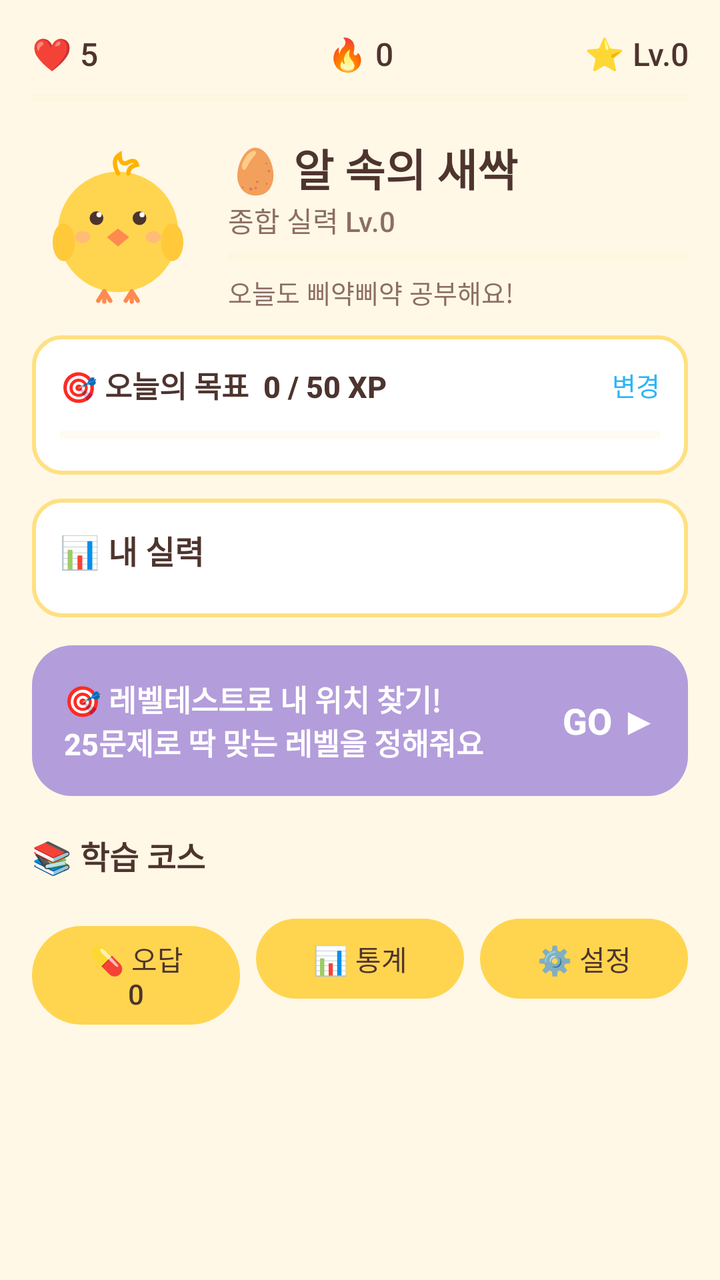
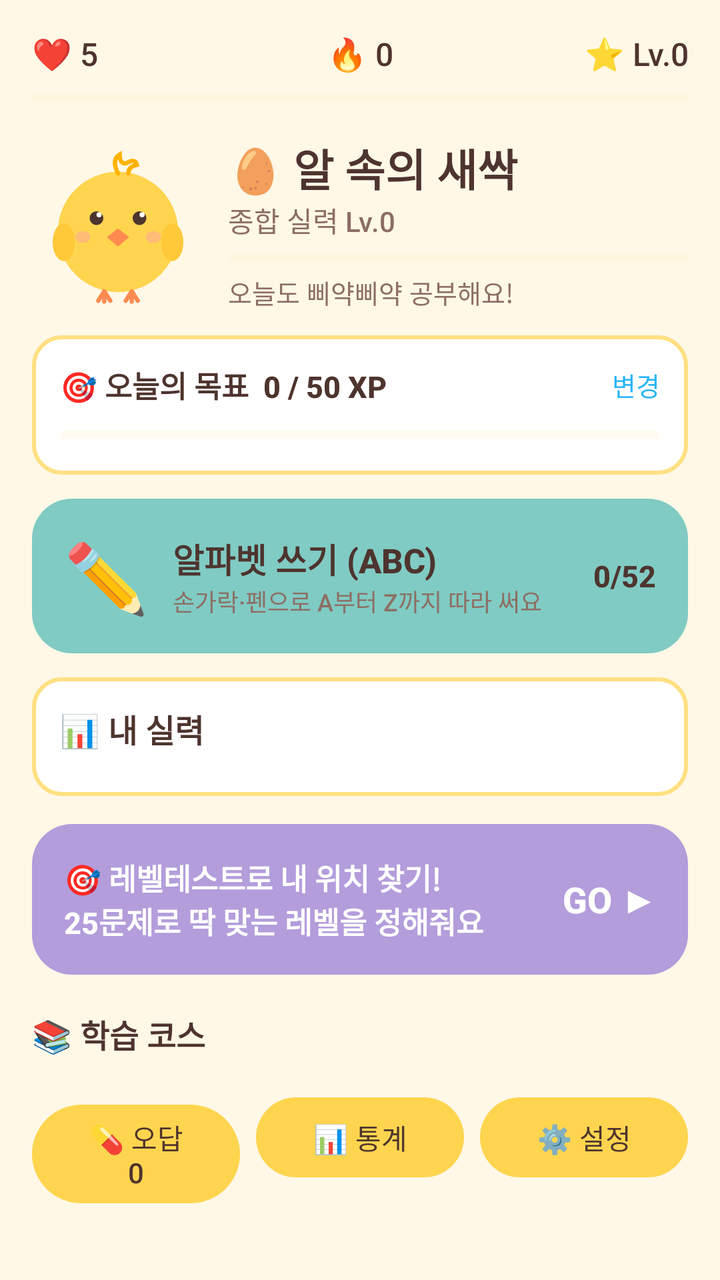

An Android layout rendered at two revisions. The XML below is the earlier revision; the diff shows what the commit changed to produce the second picture.
<!-- AndroidManifest.xml: application theme Theme.Piyak -->
<!-- res/layout/activity_main.xml -->
<?xml version="1.0" encoding="utf-8"?>
<ScrollView xmlns:android="http://schemas.android.com/apk/res/android"
    android:layout_width="match_parent" android:layout_height="match_parent"
    android:fillViewport="true">

    <LinearLayout
        android:layout_width="match_parent" android:layout_height="wrap_content"
        android:orientation="vertical" android:padding="16dp">

        
        <LinearLayout
            android:layout_width="match_parent" android:layout_height="wrap_content"
            android:orientation="horizontal" android:gravity="center_vertical">
            <TextView android:id="@+id/txtHearts" android:layout_width="0dp" android:layout_height="wrap_content"
                android:layout_weight="1" android:textSize="16sp" android:text="❤️ 5" />
            <TextView android:id="@+id/txtStreak" android:layout_width="0dp" android:layout_height="wrap_content"
                android:layout_weight="1" android:gravity="center" android:textSize="16sp" android:text="🔥 0" />
            <TextView android:id="@+id/txtLevel" android:layout_width="0dp" android:layout_height="wrap_content"
                android:layout_weight="1" android:gravity="end" android:textSize="16sp" android:text="⭐ Lv.0" />
        </LinearLayout>

        <ProgressBar android:id="@+id/xpBar" style="?android:attr/progressBarStyleHorizontal"
            android:layout_width="match_parent" android:layout_height="10dp"
            android:layout_marginTop="6dp" android:max="100"
            android:progressTint="@color/chick_yellow_deep" android:progressBackgroundTint="@color/cream_dark" />

        
        <LinearLayout
            android:layout_width="match_parent" android:layout_height="wrap_content"
            android:orientation="horizontal" android:gravity="center_vertical"
            android:layout_marginTop="14dp">
            <ImageView android:id="@+id/imgMascot" android:layout_width="86dp" android:layout_height="86dp"
                android:src="@drawable/chick_neutral" android:contentDescription="삐약이" />
            <LinearLayout android:layout_width="0dp" android:layout_height="wrap_content"
                android:layout_weight="1" android:orientation="vertical" android:layout_marginStart="12dp">
                <TextView android:id="@+id/txtRank" android:layout_width="wrap_content" android:layout_height="wrap_content"
                    android:text="🥚 알 속의 새싹" android:textSize="22sp" android:textStyle="bold" />
                <TextView android:id="@+id/txtOverall" android:layout_width="wrap_content" android:layout_height="wrap_content"
                    android:text="종합 실력 Lv.0" android:textSize="14sp" android:textColor="@color/brown_soft" />
                <ProgressBar android:id="@+id/rankBar" style="?android:attr/progressBarStyleHorizontal"
                    android:layout_width="match_parent" android:layout_height="8dp"
                    android:layout_marginTop="4dp" android:max="100"
                    android:progressTint="@color/lavender_deep" android:progressBackgroundTint="@color/cream_dark" />
                <TextView android:id="@+id/txtGreeting" android:layout_width="wrap_content" android:layout_height="wrap_content"
                    android:layout_marginTop="4dp"
                    android:text="오늘도 삐약삐약 공부해요!" android:textSize="13sp" android:textColor="@color/brown_soft" />
            </LinearLayout>
        </LinearLayout>

        
        <LinearLayout android:id="@+id/goalBox"
            android:layout_width="match_parent" android:layout_height="wrap_content"
            android:orientation="vertical" android:layout_marginTop="12dp"
            android:padding="14dp" android:background="@drawable/bg_tile">
            <LinearLayout android:layout_width="match_parent" android:layout_height="wrap_content"
                android:orientation="horizontal" android:gravity="center_vertical">
                <TextView android:id="@+id/txtGoal" android:layout_width="0dp" android:layout_height="wrap_content"
                    android:layout_weight="1" android:text="🎯 오늘의 목표  0 / 50 XP"
                    android:textSize="15sp" android:textStyle="bold" />
                <TextView android:id="@+id/txtGoalEdit" android:layout_width="wrap_content" android:layout_height="wrap_content"
                    android:text="변경" android:textSize="13sp" android:textColor="@color/sky_deep" />
            </LinearLayout>
            <ProgressBar android:id="@+id/goalBar" style="?android:attr/progressBarStyleHorizontal"
                android:layout_width="match_parent" android:layout_height="12dp"
                android:layout_marginTop="8dp" android:max="100"
                android:progressTint="@color/coral" android:progressBackgroundTint="@color/cream_dark" />
        </LinearLayout>

        
        <LinearLayout
            android:layout_width="match_parent" android:layout_height="wrap_content"
            android:orientation="vertical" android:layout_marginTop="12dp"
            android:padding="14dp" android:background="@drawable/bg_tile">
            <LinearLayout android:layout_width="match_parent" android:layout_height="wrap_content"
                android:orientation="horizontal" android:gravity="center_vertical">
                <TextView android:layout_width="0dp" android:layout_height="wrap_content" android:layout_weight="1"
                    android:text="📊 내 실력" android:textSize="16sp" android:textStyle="bold" />
                <TextView android:id="@+id/txtWeakest" android:layout_width="wrap_content" android:layout_height="wrap_content"
                    android:textSize="12sp" android:textColor="@color/brown_soft" />
            </LinearLayout>
            <LinearLayout android:id="@+id/skillsBox"
                android:layout_width="match_parent" android:layout_height="wrap_content"
                android:orientation="vertical" android:layout_marginTop="8dp" />
        </LinearLayout>

        
        <LinearLayout
            android:id="@+id/bannerPlacement"
            android:layout_width="match_parent" android:layout_height="wrap_content"
            android:layout_marginTop="14dp" android:background="@drawable/bg_banner"
            android:orientation="horizontal" android:padding="16dp" android:gravity="center_vertical">
            <TextView android:layout_width="0dp" android:layout_height="wrap_content" android:layout_weight="1"
                android:text="🎯 레벨테스트로 내 위치 찾기!\n25문제로 딱 맞는 레벨을 정해줘요"
                android:textColor="@color/white" android:textSize="15sp" android:textStyle="bold" />
            <TextView android:layout_width="wrap_content" android:layout_height="wrap_content"
                android:text="GO ▶" android:textColor="@color/white" android:textSize="18sp" android:textStyle="bold" />
        </LinearLayout>

        
        <TextView android:layout_width="wrap_content" android:layout_height="wrap_content"
            android:layout_marginTop="18dp" android:text="📚 학습 코스"
            android:textSize="16sp" android:textStyle="bold" />
        <LinearLayout android:id="@+id/tracksBox"
            android:layout_width="match_parent" android:layout_height="wrap_content"
            android:orientation="vertical" android:layout_marginTop="4dp" />

        
        <LinearLayout
            android:layout_width="match_parent" android:layout_height="wrap_content"
            android:orientation="horizontal" android:layout_marginTop="12dp">
            <Button android:id="@+id/btnReview" android:layout_width="0dp" android:layout_height="wrap_content"
                android:layout_weight="1" android:text="💊 오답 0" />
            <Button android:id="@+id/btnStats" android:layout_width="0dp" android:layout_height="wrap_content"
                android:layout_weight="1" android:layout_marginStart="8dp" android:text="📊 통계" />
            <Button android:id="@+id/btnSettings" android:layout_width="0dp" android:layout_height="wrap_content"
                android:layout_weight="1" android:layout_marginStart="8dp" android:text="⚙️ 설정" />
        </LinearLayout>
    </LinearLayout>
</ScrollView>
<!-- resources referenced by this layout -->
<resources>
  <color name="brown_soft">#8D6E63</color>
  <color name="chick_yellow_deep">#FFB300</color>
  <color name="coral">#FF8A80</color>
  <color name="cream_dark">#FFF0CC</color>
  <color name="lavender_deep">#7E57C2</color>
  <color name="sky_deep">#29B6F6</color>
  <color name="white">#FFFFFF</color>
  <!-- drawable bg_banner (drawable) -->
  <?xml version="1.0" encoding="utf-8"?>
  <shape xmlns:android="http://schemas.android.com/apk/res/android" android:shape="rectangle">
      <solid android:color="@color/lavender"/>
      <corners android:radius="20dp"/>
  </shape>
  <!-- drawable bg_tile (drawable) -->
  <?xml version="1.0" encoding="utf-8"?>
  <shape xmlns:android="http://schemas.android.com/apk/res/android" android:shape="rectangle">
      <solid android:color="@color/white"/>
      <stroke android:width="2dp" android:color="@color/tile_border"/>
      <corners android:radius="14dp"/>
  </shape>
  <!-- drawable chick_neutral (drawable) -->
  <?xml version="1.0" encoding="utf-8"?>
  <vector xmlns:android="http://schemas.android.com/apk/res/android"
      android:width="120dp" android:height="120dp"
      android:viewportWidth="200" android:viewportHeight="200">
      
      <path android:pathData="M30,110 a70,70 0 1,0 140,0 a70,70 0 1,0 -140,0" android:fillColor="#FFD54F"/>
      
      <path android:pathData="M100,42 q-8,-16 2,-22 q0,12 8,10 q10,-6 12,2 q-10,2 -10,10"
          android:strokeColor="#FFB300" android:strokeWidth="5" android:strokeLineCap="round" android:fillColor="#00000000"/>
      
      <path android:pathData="M24,122 a13,22 0 1,0 26,0 a13,22 0 1,0 -26,0" android:fillColor="#FFC93A"/>
      <path android:pathData="M150,122 a13,22 0 1,0 26,0 a13,22 0 1,0 -26,0" android:fillColor="#FFC93A"/>
      
      <path android:pathData="M67,94 a8,8 0 1,0 16,0 a8,8 0 1,0 -16,0" android:fillColor="#4E342E"/>
      <path android:pathData="M117,94 a8,8 0 1,0 16,0 a8,8 0 1,0 -16,0" android:fillColor="#4E342E"/>
      <path android:pathData="M75,90 a3,3 0 1,0 6,0 a3,3 0 1,0 -6,0" android:fillColor="#FFFFFF"/>
      <path android:pathData="M125,90 a3,3 0 1,0 6,0 a3,3 0 1,0 -6,0" android:fillColor="#FFFFFF"/>
      
      <path android:pathData="M100,106 L113,116 L100,127 L87,116 Z" android:fillColor="#FF8A50"/>
      
      <path android:pathData="M50,116 a9,7 0 1,0 18,0 a9,7 0 1,0 -18,0" android:fillColor="#99FFAB91"/>
      <path android:pathData="M132,116 a9,7 0 1,0 18,0 a9,7 0 1,0 -18,0" android:fillColor="#99FFAB91"/>
      
      <path android:pathData="M84,179 l-7,11 M84,179 l0,12 M84,179 l7,11 M116,179 l-7,11 M116,179 l0,12 M116,179 l7,11"
          android:strokeColor="#FF8A50" android:strokeWidth="5" android:strokeLineCap="round"/>
  </vector>
  <style name="Theme.Piyak" parent="Theme.Material3.Light.NoActionBar">
          <item name="colorPrimary">@color/chick_yellow</item>
          <item name="colorOnPrimary">@color/brown_text</item>
          <item name="colorPrimaryContainer">@color/cream_dark</item>
          <item name="colorOnPrimaryContainer">@color/brown_text</item>
          <item name="colorSecondary">@color/coral</item>
          <item name="colorOnSecondary">@color/white</item>
          <item name="android:windowBackground">@color/cream</item>
          <item name="android:statusBarColor">@color/cream</item>
          <item name="android:windowLightStatusBar">true</item>
          <item name="android:navigationBarColor">@color/cream</item>
          <item name="android:textColor">@color/brown_text</item>
          <item name="android:fontFamily">sans-serif-medium</item>
      </style>
  <color name="lavender">#B39DDB</color>
  <color name="tile_border">#FFE082</color>
  <color name="chick_yellow">#FFD54F</color>
  <color name="brown_text">#4E342E</color>
  <color name="cream">#FFF8E7</color>
</resources>

<!-- the commit's change to res/layout/activity_main.xml (unified diff, before → after) -->
@@ -67,6 +67,28 @@
         </LinearLayout>
 
         
+        <LinearLayout android:id="@+id/cardAlphabet"
+            android:layout_width="match_parent" android:layout_height="wrap_content"
+            android:orientation="horizontal" android:gravity="center_vertical"
+            android:layout_marginTop="12dp" android:padding="16dp"
+            android:background="@drawable/bg_alphabet">
+            <TextView android:layout_width="wrap_content" android:layout_height="wrap_content"
+                android:text="✏️" android:textSize="34sp" />
+            <LinearLayout android:layout_width="0dp" android:layout_height="wrap_content"
+                android:layout_weight="1" android:orientation="vertical" android:layout_marginStart="12dp">
+                <TextView android:layout_width="wrap_content" android:layout_height="wrap_content"
+                    android:text="알파벳 쓰기 (ABC)" android:textSize="17sp" android:textStyle="bold"
+                    android:textColor="@color/brown_text" />
+                <TextView android:id="@+id/txtAlphabetSub" android:layout_width="wrap_content" android:layout_height="wrap_content"
+                    android:text="손가락·펜으로 A부터 Z까지 따라 써요" android:textSize="12sp"
+                    android:textColor="@color/brown_soft" />
+            </LinearLayout>
+            <TextView android:id="@+id/txtAlphabetCount" android:layout_width="wrap_content" android:layout_height="wrap_content"
+                android:text="0/52" android:textSize="15sp" android:textStyle="bold"
+                android:textColor="@color/brown_text" />
+        </LinearLayout>
+
+        
         <LinearLayout
             android:layout_width="match_parent" android:layout_height="wrap_content"
             android:orientation="vertical" android:layout_marginTop="12dp"
<!-- resource entries referenced after the edit -->
@@ -7,6 +7,12 @@
   <color name="lavender_deep">#7E57C2</color>
   <color name="sky_deep">#29B6F6</color>
   <color name="white">#FFFFFF</color>
+  <!-- drawable bg_alphabet (drawable) -->
+  <?xml version="1.0" encoding="utf-8"?>
+  <shape xmlns:android="http://schemas.android.com/apk/res/android" android:shape="rectangle">
+      <solid android:color="@color/mint"/>
+      <corners android:radius="20dp"/>
+  </shape>
   <!-- drawable bg_banner (drawable) -->
   <?xml version="1.0" encoding="utf-8"?>
   <shape xmlns:android="http://schemas.android.com/apk/res/android" android:shape="rectangle">
@@ -61,6 +67,7 @@
           <item name="android:textColor">@color/brown_text</item>
           <item name="android:fontFamily">sans-serif-medium</item>
       </style>
+  <color name="mint">#80CBC4</color>
   <color name="lavender">#B39DDB</color>
   <color name="tile_border">#FFE082</color>
   <color name="chick_yellow">#FFD54F</color>
